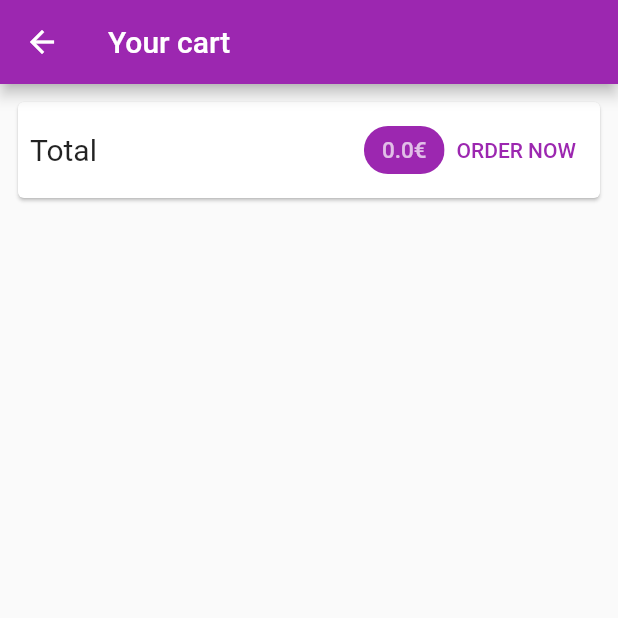
After one commit to ajnart/flutter, a Flutter app: the CartScreen screen opened by its route, on a phone screen of 412 x 824 dp, the top half of it. The commit adds this screen. Run offline on Flutter 3.47's test engine with Material 2 defaults, Android fonts, the phone set to English and light mode, and no system bars; our stand-ins replace flutter_svg, google_fonts, material_design_icons_flutter, pinput, smooth_page_indicator, table_calendar; missing offline and left inert: dart:html, dart:js; network calls fail.

Commit message:
Add card items

```diff
--- a/shop/lib/main.dart
+++ b/shop/lib/main.dart
@@ -4,6 +4,7 @@ import 'package:shop/providers/cart.dart';
 import 'package:shop/screens/product_detail.dart';
 import 'package:shop/screens/products_overview.dart';
 import './providers/products.dart';
+import 'screens/cart_screen.dart';
 
 void main() {
   runApp(MyApp());
@@ -33,6 +34,7 @@ class MyApp extends StatelessWidget {
         home: ProductsOverviewScreen(),
         routes: {
           ProductDetailScreen.routeName: (ctx) => ProductDetailScreen(),
+          CartScreen.routeName: (ctx) => CartScreen(),
         },
       ),
     );
--- a/shop/lib/providers/cart.dart
+++ b/shop/lib/providers/cart.dart
@@ -14,6 +14,14 @@ class Cart with ChangeNotifier {
 
   Map<String, CartItem> get items {
     return {..._items};
+  }
+
+  double get getTotal {
+    double total = 0.0;
+    _items.forEach((key, value) {
+      total += value.price * value.quantity;
+    });
+    return total;
   }
 
   int get countItems {
--- /dev/null
+++ b/shop/lib/screens/cart_screen.dart
@@ -0,0 +1,61 @@
+import 'package:flutter/material.dart';
+import 'package:provider/provider.dart';
+import 'package:shop/providers/cart.dart' show Cart;
+import 'package:shop/widgets/cart_item.dart';
+
+class CartScreen extends StatelessWidget {
+  const CartScreen({Key? key}) : super(key: key);
+  static const routeName = "/cart";
+  @override
+  Widget build(BuildContext context) {
+    return Scaffold(
+      appBar: AppBar(
+        title: const Text('Your cart'),
+      ),
+      body: Column(
+        children: [
+          Card(
+            margin: const EdgeInsets.all(12),
+            child: Padding(
+              padding: EdgeInsets.all(8),
+              child: Row(
+                mainAxisAlignment: MainAxisAlignment.spaceBetween,
+                children: [
+                  Text(
+                    'Total',
+                    style: TextStyle(fontSize: 20),
+                  ),
+                  Spacer(),
+                  Chip(
+                    backgroundColor: Theme.of(context).primaryColor,
+                    label: Consumer<Cart>(
+                      builder: (_, e, widget) => Text('${e.getTotal}€',
+                          style: TextStyle(color: Theme.of(context).primaryTextTheme.headline1!.color, fontSize: 15)),
+                    ),
+                  ),
+                  TextButton(onPressed: () => {}, child: const Text('ORDER NOW'))
+                ],
+              ),
+            ),
+          ),
+          SizedBox(
+            height: 10,
+          ),
+          Consumer<Cart>(
+            builder: (_, e, child) => Expanded(
+              child: ListView.builder(
+                itemCount: e.items.length,
+                itemBuilder: (ctx, index) => CartItem(
+                  id: e.items.values.toList()[index].id,
+                  price: e.items.values.toList()[index].price,
+                  quantity: e.items.values.toList()[index].quantity,
+                  title: e.items.values.toList()[index].title,
+                ),
+              ),
+            ),
+          ),
+        ],
+      ),
+    );
+  }
+}
--- a/shop/lib/screens/products_overview.dart
+++ b/shop/lib/screens/products_overview.dart
@@ -1,6 +1,7 @@
 import 'package:flutter/material.dart';
 import 'package:provider/provider.dart';
 import 'package:shop/providers/cart.dart';
+import 'package:shop/screens/cart_screen.dart';
 import 'package:shop/widgets/badge.dart';
 import 'package:shop/widgets/products_grid.dart';
 
@@ -41,7 +42,10 @@ class _ProductsOverviewScreenState extends State<ProductsOverviewScreen> {
               child: child!,
               value: cart.countItems.toString(),
             ),
-            child: IconButton(icon: Icon(Icons.shopping_cart), onPressed: () {}),
+            child: IconButton(
+              icon: Icon(Icons.shopping_cart),
+              onPressed: () => Navigator.of(context).pushNamed(CartScreen.routeName),
+            ),
           ),
         ],
       ),
```
Also changed, not shown: shop/lib/widgets/cart_item.dart (added, +36 -0 lines).
